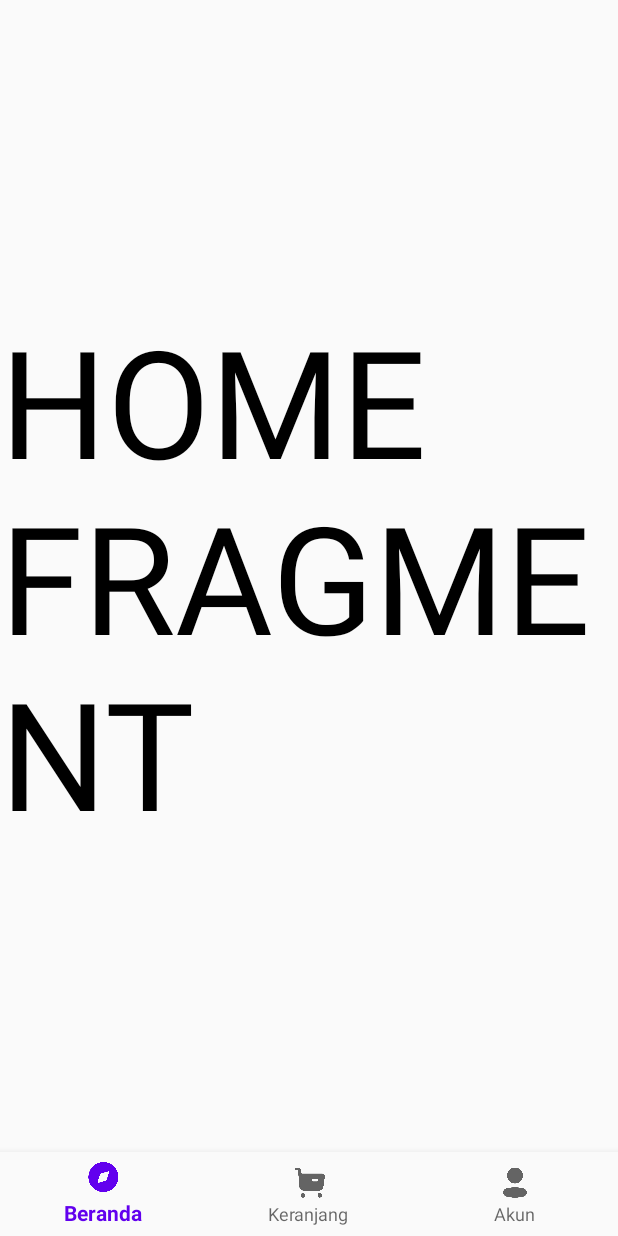
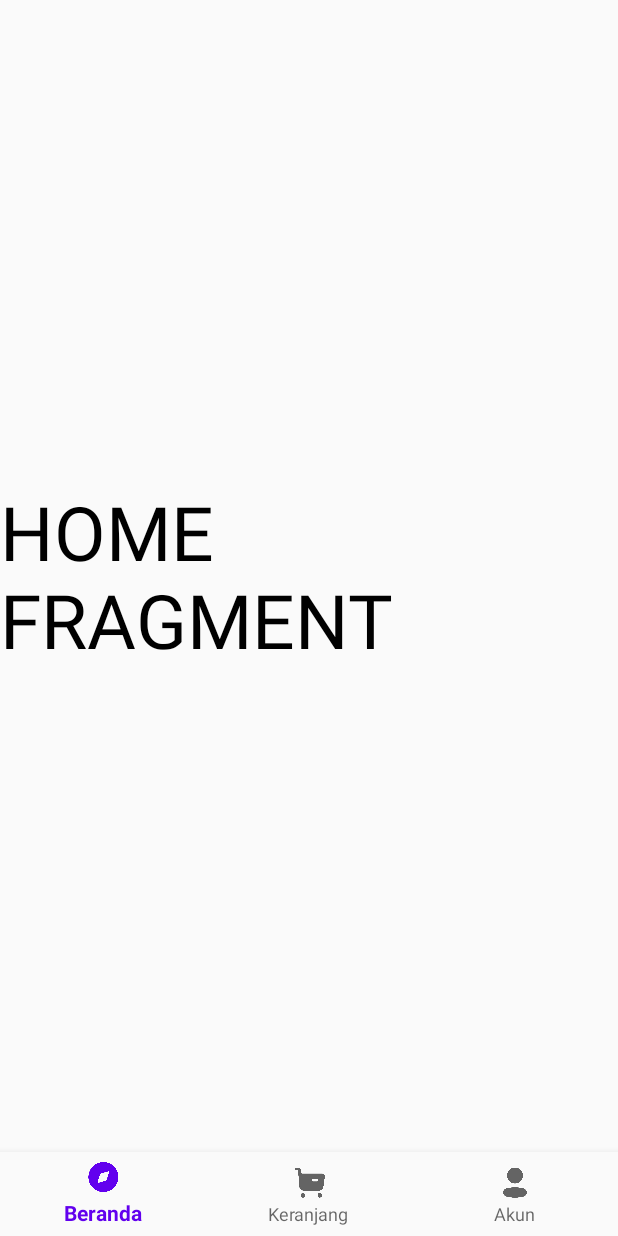
Before and after one commit to nandaiqbalh/Comely_Android, an Android app: the screen it shows after launch (MainActivity), on a phone screen of 412 x 824 dp. Run offline under Robolectric (Android 15) with nearby library versions, the phone set to English and light mode, and no system bars.

Commit message:
Edit Fragment -> Siap di desain

```diff
--- a/app/src/main/java/com/nandaiqbalh/comely/MainActivity.java
+++ b/app/src/main/java/com/nandaiqbalh/comely/MainActivity.java
@@ -30,8 +30,8 @@ public class MainActivity extends AppCompatActivity {
 
         // menambahkan fragment ke dalam frame layout lewat fragment manager
         fragmentManager.beginTransaction().add(R.id.container, homeFragment).show(homeFragment).commit();
-        fragmentManager.beginTransaction().add(R.id.container, keranjangFragment).show(keranjangFragment).commit();
-        fragmentManager.beginTransaction().add(R.id.container, akunFragment).show(akunFragment).commit();
+        fragmentManager.beginTransaction().add(R.id.container, keranjangFragment).hide(keranjangFragment).commit();
+        fragmentManager.beginTransaction().add(R.id.container, akunFragment).hide(akunFragment).commit();
 
     }
 }
--- a/app/src/main/res/layout/fragment_akun.xml
+++ b/app/src/main/res/layout/fragment_akun.xml
@@ -1,22 +1,18 @@
 <?xml version="1.0" encoding="utf-8"?>
-<androidx.constraintlayout.widget.ConstraintLayout xmlns:android="http://schemas.android.com/apk/res/android"
+<RelativeLayout
+    xmlns:android="http://schemas.android.com/apk/res/android"
     xmlns:app="http://schemas.android.com/apk/res-auto"
     xmlns:tools="http://schemas.android.com/tools"
     android:layout_width="match_parent"
     android:layout_height="match_parent"
-    tools:context=".activity.ui.notifications.NotificationsFragment">
+    tools:context=".fragment.AkunFragment">
 
     <TextView
-        android:id="@+id/text_notifications"
-        android:layout_width="match_parent"
+        android:layout_width="wrap_content"
         android:layout_height="wrap_content"
-        android:layout_marginStart="8dp"
-        android:layout_marginTop="8dp"
-        android:layout_marginEnd="8dp"
-        android:textAlignment="center"
-        android:textSize="20sp"
-        app:layout_constraintBottom_toBottomOf="parent"
-        app:layout_constraintEnd_toEndOf="parent"
-        app:layout_constraintStart_toStartOf="parent"
-        app:layout_constraintTop_toTopOf="parent" />
-</androidx.constraintlayout.widget.ConstraintLayout>
+        android:textColor="@color/black"
+        android:text="AKUN FRAGMENT"
+        android:textSize="50dp"
+        android:layout_centerInParent="true"
+        />
+</RelativeLayout>
--- a/app/src/main/res/layout/fragment_home.xml
+++ b/app/src/main/res/layout/fragment_home.xml
@@ -12,7 +12,7 @@
         android:layout_height="wrap_content"
         android:textColor="@color/black"
         android:text="HOME FRAGMENT"
-        android:textSize="100dp"
+        android:textSize="50dp"
         android:layout_centerInParent="true"
         />
 </RelativeLayout>
--- a/app/src/main/res/layout/fragment_keranjang.xml
+++ b/app/src/main/res/layout/fragment_keranjang.xml
@@ -1,22 +1,18 @@
 <?xml version="1.0" encoding="utf-8"?>
-<androidx.constraintlayout.widget.ConstraintLayout xmlns:android="http://schemas.android.com/apk/res/android"
+<RelativeLayout
+    xmlns:android="http://schemas.android.com/apk/res/android"
     xmlns:app="http://schemas.android.com/apk/res-auto"
     xmlns:tools="http://schemas.android.com/tools"
     android:layout_width="match_parent"
     android:layout_height="match_parent"
-    tools:context=".activity.ui.dashboard.DashboardFragment">
+    tools:context=".fragment.KeranjangFragment">
 
     <TextView
-        android:id="@+id/text_dashboard"
-        android:layout_width="match_parent"
+        android:layout_width="wrap_content"
         android:layout_height="wrap_content"
-        android:layout_marginStart="8dp"
-        android:layout_marginTop="8dp"
-        android:layout_marginEnd="8dp"
-        android:textAlignment="center"
-        android:textSize="20sp"
-        app:layout_constraintBottom_toBottomOf="parent"
-        app:layout_constraintEnd_toEndOf="parent"
-        app:layout_constraintStart_toStartOf="parent"
-        app:layout_constraintTop_toTopOf="parent" />
-</androidx.constraintlayout.widget.ConstraintLayout>
+        android:textColor="@color/black"
+        android:text="KERANJANG FRAGMENT"
+        android:textSize="50sp"
+        android:layout_centerInParent="true"
+        />
+</RelativeLayout>
```
